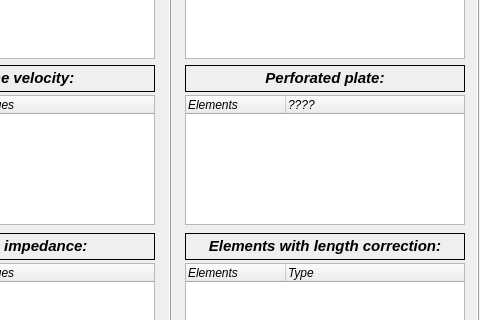
The window that pulse/uix/user_input/ui/Model/Info/acousticModel_Info.ui (open-pulse/OpenPulse) describes before a commit, drawn with Qt 5; both pictures show x 141 to 621 and y 153 to 473 of the 621 by 650 pixel window.
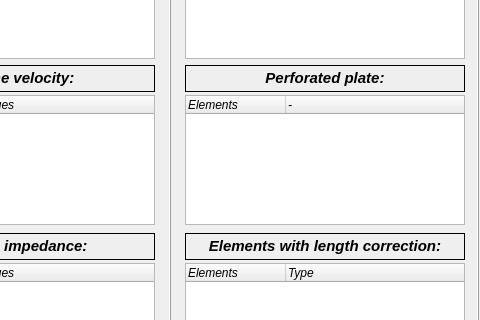
The same window after the commit.

```diff
--- a/pulse/uix/user_input/ui/Model/Info/acousticModel_Info.ui
+++ b/pulse/uix/user_input/ui/Model/Info/acousticModel_Info.ui
@@ -155,7 +155,7 @@
     </column>
     <column>
      <property name="text">
-      <string>????</string>
+      <string>-</string>
      </property>
     </column>
    </widget>
```
